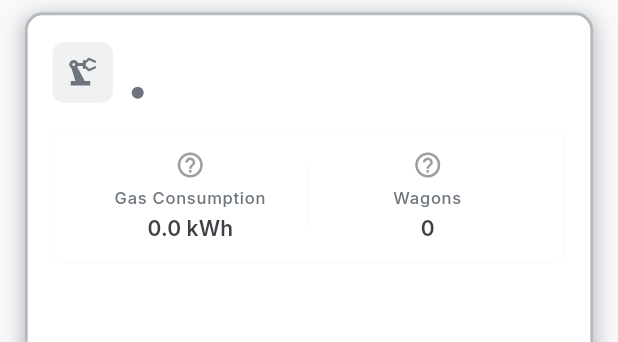
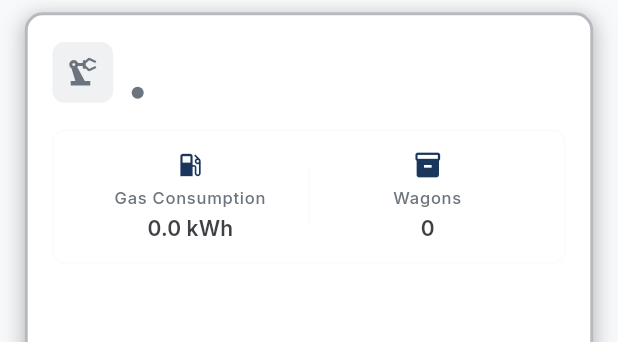
Before and after one commit to dnenndn/appIBB, a Flutter app: the MachineStatusCard widget shown alone on an empty page, opened directly with empty values, on a phone screen of 412 x 824 dp. Shown: the top 342 px of the screen. Run offline on Flutter 3.47's test engine with Material 3 defaults, Android fonts, the phone set to English and light mode, and no system bars; our stand-ins replace cached_network_image, connectivity_plus, fl_chart, flutter_local_notifications, flutter_slidable, flutter_svg and 5 more; accounts and stored records are empty.

Commit message:
few fixes (dashboard + threshold update)

```diff
--- a/lib/presentation/dashboard_screen/widgets/machine_status_card.dart
+++ b/lib/presentation/dashboard_screen/widgets/machine_status_card.dart
@@ -194,8 +194,8 @@ class MachineStatusCard extends StatelessWidget {
   ) {
     return Column(
       children: [
-        CustomIconWidget(
-          iconName: icon.codePoint.toRadixString(16),
+        Icon(
+          icon,
           color: AppTheme.lightTheme.colorScheme.primary,
           size: 20,
         ),
--- a/lib/presentation/parameter_trend_screen/widgets/threshold_control_sheet.dart
+++ b/lib/presentation/parameter_trend_screen/widgets/threshold_control_sheet.dart
@@ -227,7 +227,8 @@ class _ThresholdControlSheetState extends State<ThresholdControlSheet> {
                     widget.onSave!(_warningMin, _warningMax, _criticalMin, _criticalMax);
                   }
 
-                  Navigator.of(context).pop();
+                  // Close the bottom sheet and return a sentinel result so callers know thresholds were saved
+                  Navigator.of(context).pop('thresholds_saved');
                 },
                 child: const Text('Save'),
               ),
```
Also changed, not shown: lib/presentation/machine_detail_screen/machine_detail_screen.dart (+12 -7 lines), lib/presentation/parameter_trend_screen/parameter_trend_screen.dart (+9 -5 lines).
